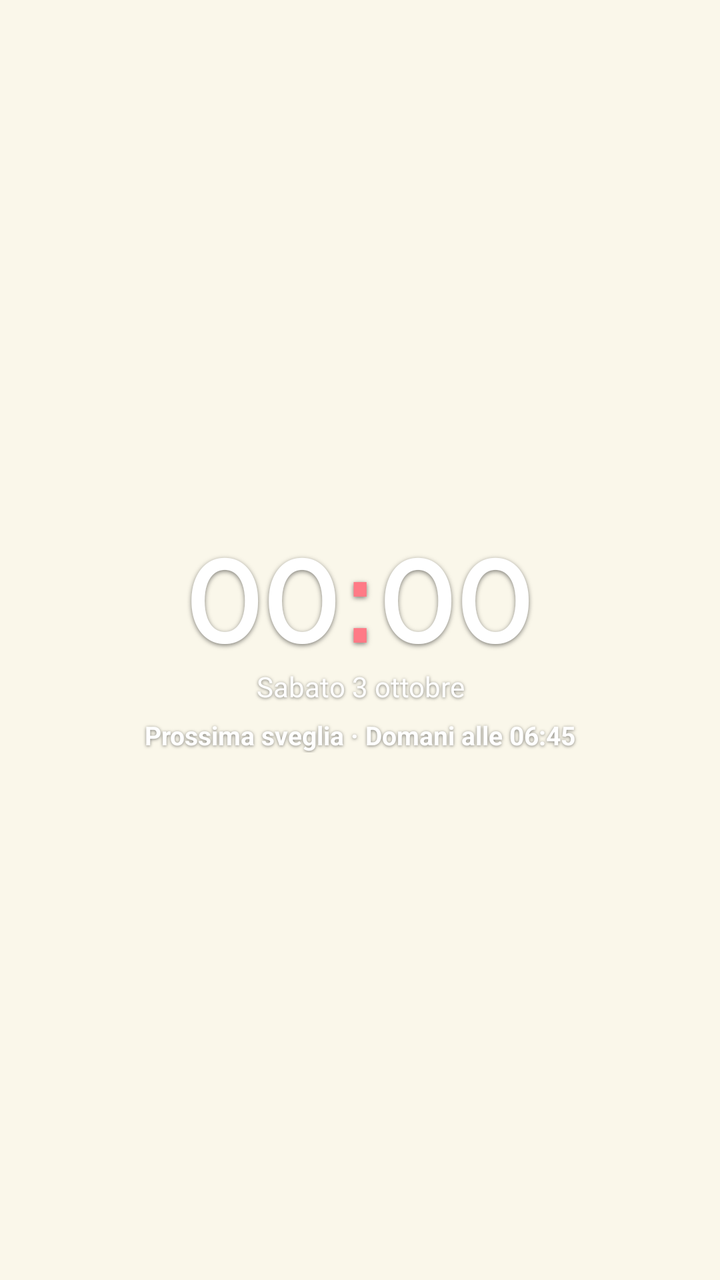
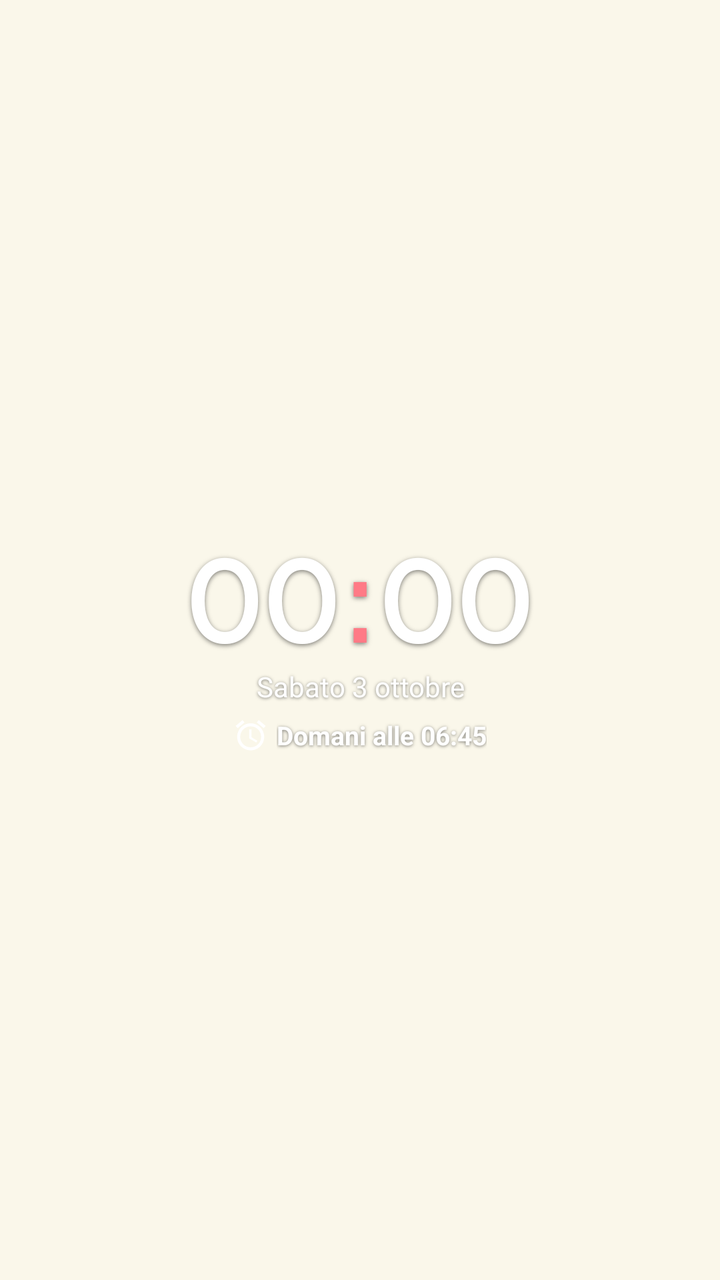

An Android layout rendered at two revisions. The XML below is the earlier revision; the diff shows what the commit changed to produce the second picture.
<!-- AndroidManifest.xml: application theme Theme.Ricordella -->
<!-- res/layout/widget_alarm.xml -->
<?xml version="1.0" encoding="utf-8"?>
<FrameLayout xmlns:android="http://schemas.android.com/apk/res/android"
    android:id="@+id/widget_root"
    android:layout_width="match_parent"
    android:layout_height="match_parent"
    android:padding="8dp">

    <LinearLayout
        android:id="@+id/alarm_open"
        android:layout_width="match_parent"
        android:layout_height="match_parent"
        android:gravity="center"
        android:orientation="vertical">

        <LinearLayout
            android:layout_width="wrap_content"
            android:layout_height="wrap_content"
            android:gravity="center"
            android:orientation="horizontal">

            <TextClock
                android:layout_width="wrap_content"
                android:layout_height="wrap_content"
                android:fontFamily="@font/plus_jakarta_semibold"
                android:format12Hour="HH"
                android:format24Hour="HH"
                android:includeFontPadding="false"
                android:letterSpacing="-0.025"
                android:shadowColor="#80000000"
                android:shadowDy="2"
                android:shadowRadius="6"
                android:textColor="#FFFFFFFF"
                android:textSize="56sp" />

            <TextView
                android:layout_width="wrap_content"
                android:layout_height="wrap_content"
                android:fontFamily="@font/plus_jakarta_semibold"
                android:includeFontPadding="false"
                android:shadowColor="#80000000"
                android:shadowDy="2"
                android:shadowRadius="6"
                android:text=":"
                android:textColor="@color/widget_colon"
                android:textSize="56sp" />

            <TextClock
                android:layout_width="wrap_content"
                android:layout_height="wrap_content"
                android:fontFamily="@font/plus_jakarta_semibold"
                android:format12Hour="mm"
                android:format24Hour="mm"
                android:includeFontPadding="false"
                android:letterSpacing="-0.025"
                android:shadowColor="#80000000"
                android:shadowDy="2"
                android:shadowRadius="6"
                android:textColor="#FFFFFFFF"
                android:textSize="56sp" />
        </LinearLayout>

        <TextView
            android:id="@+id/alarm_date"
            android:layout_width="match_parent"
            android:layout_height="wrap_content"
            android:ellipsize="end"
            android:gravity="center"
            android:maxLines="1"
            android:shadowColor="#80000000"
            android:shadowDy="1"
            android:shadowRadius="4"
            android:text="Sabato 3 ottobre"
            android:textColor="#FFFFFFFF"
            android:textSize="14sp" />

        <TextView
            android:id="@+id/alarm_next"
            android:layout_width="match_parent"
            android:layout_height="wrap_content"
            android:layout_marginTop="6dp"
            android:ellipsize="end"
            android:gravity="center"
            android:maxLines="1"
            android:shadowColor="#80000000"
            android:shadowDy="1"
            android:shadowRadius="4"
            android:text="Prossima sveglia · Domani alle 06:45"
            android:textColor="#FFFFFFFF"
            android:textSize="13sp"
            android:textStyle="bold" />
    </LinearLayout>
</FrameLayout>
<!-- resources referenced by this layout -->
<resources>
  <color name="widget_colon">#FFFF7A86</color>
  <style name="Theme.Ricordella" parent="android:Theme.Material.Light.NoActionBar">
          <item name="android:windowBackground">@color/window_background</item>
      </style>
  <color name="window_background">#FFFAF7EA</color>
</resources>

<!-- the commit's change to res/layout/widget_alarm.xml (unified diff, before → after) -->
@@ -73,20 +73,33 @@
             android:textColor="#FFFFFFFF"
             android:textSize="14sp" />
 
-        <TextView
-            android:id="@+id/alarm_next"
+        <LinearLayout
             android:layout_width="match_parent"
             android:layout_height="wrap_content"
             android:layout_marginTop="6dp"
-            android:ellipsize="end"
             android:gravity="center"
-            android:maxLines="1"
-            android:shadowColor="#80000000"
-            android:shadowDy="1"
-            android:shadowRadius="4"
-            android:text="Prossima sveglia · Domani alle 06:45"
-            android:textColor="#FFFFFFFF"
-            android:textSize="13sp"
-            android:textStyle="bold" />
+            android:orientation="horizontal">
+
+            <ImageView
+                android:layout_width="18dp"
+                android:layout_height="18dp"
+                android:layout_marginEnd="4dp"
+                android:importantForAccessibility="no"
+                android:src="@drawable/ic_widget_alarm" />
+
+            <TextView
+                android:id="@+id/alarm_next"
+                android:layout_width="wrap_content"
+                android:layout_height="wrap_content"
+                android:ellipsize="end"
+                android:maxLines="1"
+                android:shadowColor="#80000000"
+                android:shadowDy="1"
+                android:shadowRadius="4"
+                android:text="Domani alle 06:45"
+                android:textColor="#FFFFFFFF"
+                android:textSize="13sp"
+                android:textStyle="bold" />
+        </LinearLayout>
     </LinearLayout>
 </FrameLayout>
<!-- resource entries referenced after the edit -->
@@ -1,6 +1,10 @@
 <!-- resources referenced by this layout -->
 <resources>
   <color name="widget_colon">#FFFF7A86</color>
+  <!-- drawable ic_widget_alarm (drawable) -->
+  <vector xmlns:android="http://schemas.android.com/apk/res/android" android:width="18dp" android:height="18dp" android:viewportWidth="24" android:viewportHeight="24">
+      <path android:fillColor="#FFFFFFFF" android:pathData="M22,5.72l-4.6,-3.86 -1.29,1.53 4.6,3.86L22,5.72zM7.88,3.39L6.6,1.86 2,5.71l1.29,1.53 4.59,-3.85zM12.5,8L11,8v6l4.75,2.85 0.75,-1.23 -4,-2.37L12.5,8zM12,4c-4.97,0 -9,4.03 -9,9s4.02,9 9,9c4.97,0 9,-4.03 9,-9s-4.03,-9 -9,-9zM12,20c-3.87,0 -7,-3.13 -7,-7s3.13,-7 7,-7 7,3.13 7,7 -3.13,7 -7,7z"/>
+  </vector>
   <style name="Theme.Ricordella" parent="android:Theme.Material.Light.NoActionBar">
           <item name="android:windowBackground">@color/window_background</item>
       </style>
